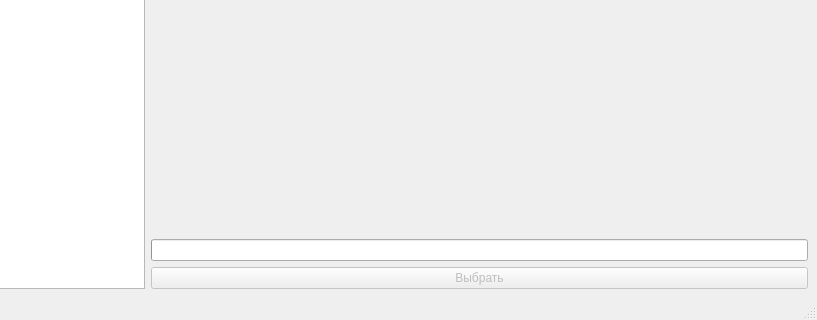
This is searchmedia.ui in DmitriusFalse/mediaFinder as Qt 5 draws it before an edit; both pictures show x 521 to 1338 and y 422 to 742 of the 1338 by 742 pixel window. The edited form follows.
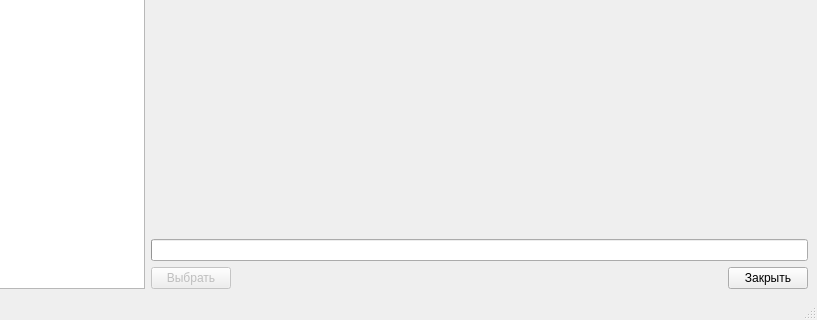
This is the edited form.

```diff
--- a/searchmedia.ui
+++ b/searchmedia.ui
@@ -200,6 +200,8 @@
          </widget>
         </item>
         <item>
+         <layout class="QHBoxLayout" name="horizontalLayout_2">
+          <item>
          <widget class="QPushButton" name="selectFindMediaButton">
           <property name="enabled">
            <bool>false</bool>
@@ -208,6 +210,28 @@
            <string>Выбрать</string>
           </property>
          </widget>
+          </item>
+          <item>
+           <spacer name="horizontalSpacer">
+            <property name="orientation">
+             <enum>Qt::Orientation::Horizontal</enum>
+            </property>
+            <property name="sizeHint" stdset="0">
+             <size>
+              <width>40</width>
+              <height>20</height>
+             </size>
+            </property>
+           </spacer>
+          </item>
+          <item>
+           <widget class="QPushButton" name="searchClose">
+            <property name="text">
+             <string>Закрыть</string>
+            </property>
+           </widget>
+          </item>
+         </layout>
         </item>
        </layout>
       </item>
```
Lines whose indentation alone changed are shown as unchanged.
